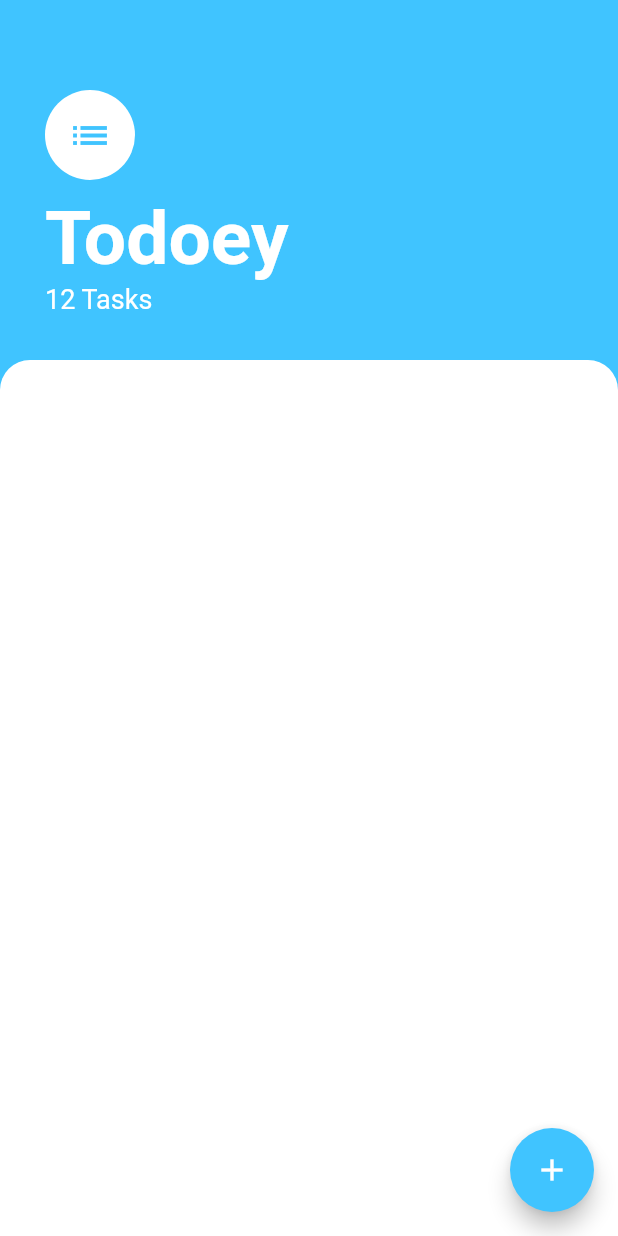
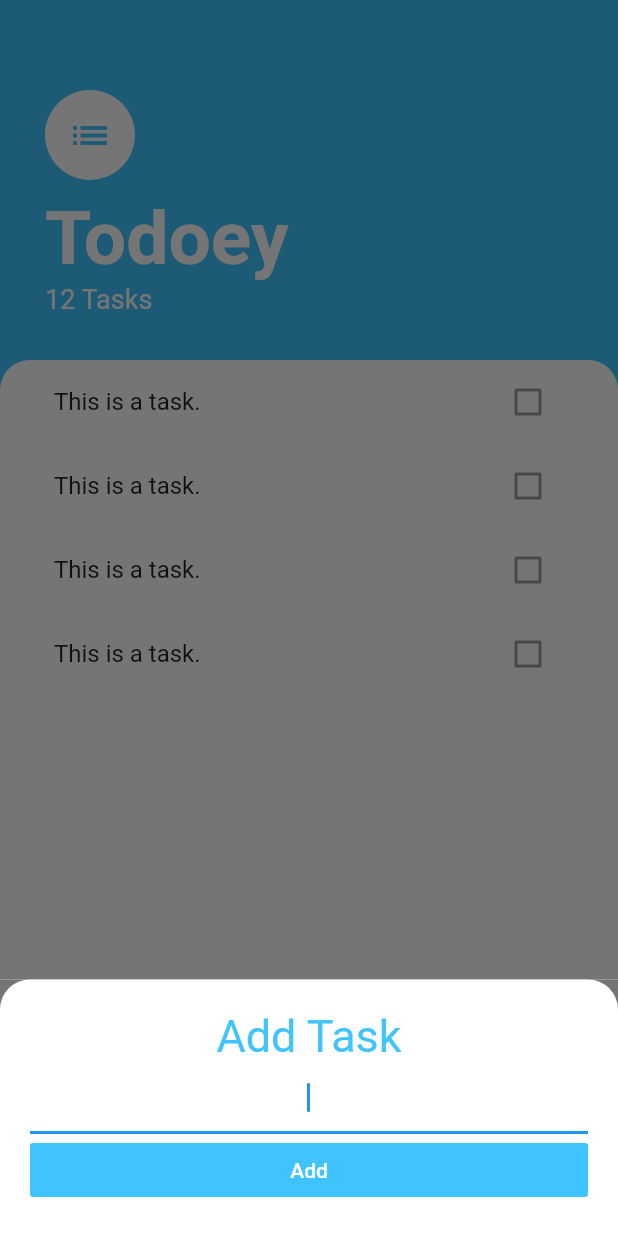
Before and after one commit to kbharat1307/todoey_flutter, a Flutter app: the screen it shows after launch, after a tap on the "add" icon, on a phone screen of 412 x 824 dp. Run offline on Flutter 3.47's test engine with Material 2 defaults, Android fonts, the phone set to English and light mode, and no system bars.

Commit message:
App UI Incremental Changes

```diff
--- /dev/null
+++ b/lib/screens/add_task_screen.dart
@@ -0,0 +1,43 @@
+import 'package:flutter/material.dart';
+import 'package:flutter/painting.dart';
+
+class AddTaskScreen extends StatelessWidget {
+  @override
+  Widget build(BuildContext context) {
+    return Container(
+      color: Color(0xFF757575),
+      child: Container(
+        padding: EdgeInsets.all(20),
+        decoration: BoxDecoration(
+          color: Colors.white,
+          borderRadius: BorderRadius.only(
+            topRight: Radius.circular(20),
+            topLeft: Radius.circular(20),
+          ),
+        ),
+        child: Column(
+          crossAxisAlignment: CrossAxisAlignment.stretch,
+          children: <Widget>[
+            Text(
+              'Add Task',
+              textAlign: TextAlign.center,
+              style: TextStyle(fontSize: 30, color: Colors.lightBlueAccent),
+            ),
+            TextField(
+              autofocus: true,
+              textAlign: TextAlign.center,
+            ),
+            FlatButton(
+              child: Text(
+                'Add',
+                style: TextStyle(color: Colors.white),
+              ),
+              color: Colors.lightBlueAccent,
+              onPressed: () {},
+            ),
+          ],
+        ),
+      ),
+    );
+  }
+}
--- a/lib/screens/tasks_screen.dart
+++ b/lib/screens/tasks_screen.dart
@@ -1,5 +1,7 @@
 import 'package:flutter/cupertino.dart';
 import 'package:flutter/material.dart';
+import 'package:todoeyflutter/widgets/tasks_list.dart';
+import 'package:todoeyflutter/screens/add_task_screen.dart';
 
 class TasksScreen extends StatelessWidget {
   @override
@@ -9,7 +11,19 @@ class TasksScreen extends StatelessWidget {
       floatingActionButton: FloatingActionButton(
         backgroundColor: Colors.lightBlueAccent,
         child: Icon(Icons.add),
-        onPressed: () {},
+        onPressed: () {
+          showModalBottomSheet(
+            context: context,
+            isScrollControlled: true,
+            builder: (context) => SingleChildScrollView(
+              child: Container(
+                padding: EdgeInsets.only(
+                    bottom: MediaQuery.of(context).viewInsets.bottom),
+                child: AddTaskScreen(),
+              ),
+            ),
+          );
+        },
       ),
       body: Column(
         crossAxisAlignment: CrossAxisAlignment.start,
@@ -51,6 +65,9 @@ class TasksScreen extends StatelessWidget {
           ),
           Expanded(
             child: Container(
+              padding: EdgeInsets.symmetric(
+                horizontal: 20,
+              ),
               decoration: BoxDecoration(
                 color: Colors.white,
                 borderRadius: BorderRadius.only(
@@ -58,6 +75,7 @@ class TasksScreen extends StatelessWidget {
                   topRight: Radius.circular(20),
                 ),
               ),
+              child: TasksList(),
             ),
           ),
         ],
--- /dev/null
+++ b/lib/widgets/task_tile.dart
@@ -0,0 +1,14 @@
+import 'package:flutter/material.dart';
+
+class TaskTile extends StatelessWidget {
+  @override
+  Widget build(BuildContext context) {
+    return ListTile(
+      title: Text('This is a task.'),
+      trailing: Checkbox(
+        value: false,
+        onChanged: null,
+      ),
+    );
+  }
+}
--- /dev/null
+++ b/lib/widgets/tasks_list.dart
@@ -0,0 +1,16 @@
+import 'package:flutter/material.dart';
+import 'task_tile.dart';
+
+class TasksList extends StatelessWidget {
+  @override
+  Widget build(BuildContext context) {
+    return ListView(
+      children: <Widget>[
+        TaskTile(),
+        TaskTile(),
+        TaskTile(),
+        TaskTile(),
+      ],
+    );
+  }
+}
```
